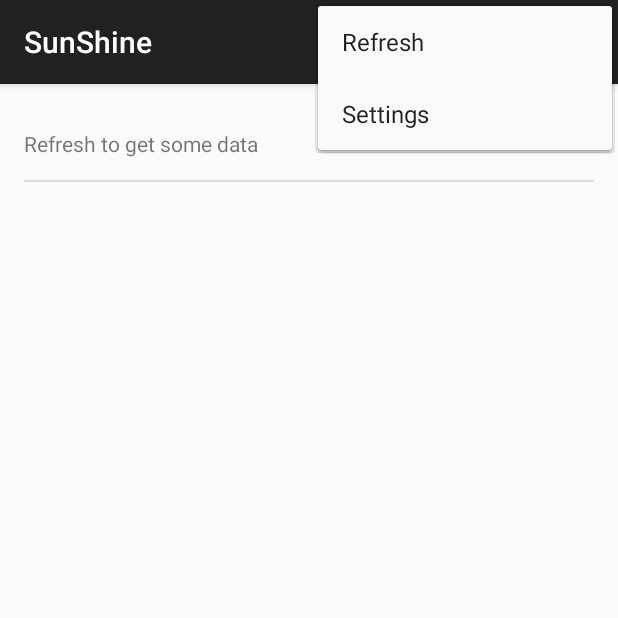
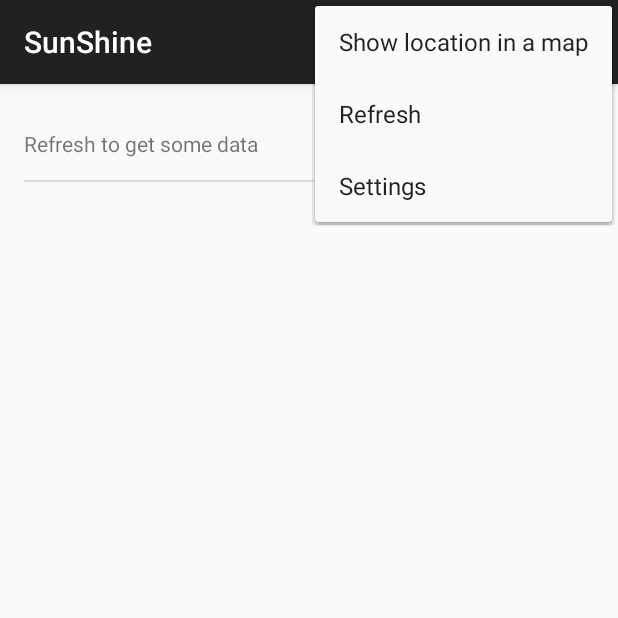
Before and after one commit to francesco086/SunShine, an Android app: the screen it shows after launch (MainActivity), with the options menu open, on a phone screen of 412 x 824 dp, the top half of it. Run offline under Robolectric (Android 15) with nearby library versions, the phone set to English and light mode, and no system bars.

Commit message:
Added preferences choices and show on the map

```diff
--- a/app/src/main/java/com/android/franceiji/sunshine/ForecastFragment.java
+++ b/app/src/main/java/com/android/franceiji/sunshine/ForecastFragment.java
@@ -3,9 +3,11 @@ package com.android.franceiji.sunshine;
 import android.app.FragmentManager;
 import android.content.Context;
 import android.content.Intent;
+import android.content.SharedPreferences;
 import android.net.Uri;
 import android.os.AsyncTask;
 import android.os.Bundle;
+import android.preference.PreferenceManager;
 import android.support.v4.app.Fragment;
 import android.text.format.Time;
 import android.util.Log;
@@ -60,6 +62,29 @@ public class ForecastFragment extends Fragment {
         inflater.inflate(R.menu.forecastfragment, menu);
     }
 
+    //Define a function for updating the weather list
+    private void updateWeather()
+    {
+        //Get data from internet
+        FetchWeatherTask fetch_weather = new FetchWeatherTask();
+        //Get the shared preferences
+        SharedPreferences prefs = PreferenceManager.getDefaultSharedPreferences(getActivity()) ;
+        //define the string containing the location
+        String location = prefs.getString(getString(R.string.pref_location_key), getString(R.string.pref_location_default)) ;
+        //Log.v("ForecastFragment", "Location: " + location  ) ;
+        fetch_weather.execute(location);
+
+        //Display a Toast telling the location selected
+        Toast.makeText(getActivity(), location, Toast.LENGTH_SHORT).show();
+    }
+
+    @Override
+    public void onStart()
+    {
+        super.onStart();
+        updateWeather();
+    }
+
     @Override
     public boolean onOptionsItemSelected(MenuItem item) {
         // Handle action bar item clicks here. The action bar will
@@ -69,10 +94,7 @@ public class ForecastFragment extends Fragment {
 
         //noinspection SimplifiableIfStatement
         if (id == R.id.action_refresh) {
-            //Get data from internet
-            FetchWeatherTask fetch_weather = new FetchWeatherTask();
-            fetch_weather.execute("38000,fr");
-
+            updateWeather();
             return true;
         }
 
@@ -272,8 +294,16 @@ public class ForecastFragment extends Fragment {
             // so that they can be closed in the finally block.
             HttpURLConnection urlConnection = null;
             BufferedReader reader = null;
+
+            //Format requested from openweatherapp
             String format = "json";
-            String units = "metric";
+
+            //Get the shared preferences
+            SharedPreferences prefs = PreferenceManager.getDefaultSharedPreferences(getActivity()) ;
+            //define the string containing the preferred units
+            String units = prefs.getString(getString(R.string.pref_units_key), getString(R.string.pref_units_default)) ;
+
+            //How many days
             int numDays = 7;
 
             // Will contain the raw JSON response as a string.
--- a/app/src/main/java/com/android/franceiji/sunshine/SettingsActivity.java
+++ b/app/src/main/java/com/android/franceiji/sunshine/SettingsActivity.java
@@ -21,11 +21,12 @@ public class SettingsActivity extends PreferenceActivity
     public void onCreate(Bundle savedInstanceState) {
         super.onCreate(savedInstanceState);
         // Add 'general' preferences, defined in the XML file
-        // TODO: Add preferences from XML
+        addPreferencesFromResource(R.xml.pref_general);
 
         // For all preferences, attach an OnPreferenceChangeListener so the UI summary can be
         // updated when the preference changes.
-        // TODO: Add preferences
+        bindPreferenceSummaryToValue(findPreference(getString(R.string.pref_location_key)));
+        bindPreferenceSummaryToValue(findPreference(getString(R.string.pref_units_key)));
     }
 
     /**
--- a/app/src/main/res/menu/menu_detail.xml
+++ b/app/src/main/res/menu/menu_detail.xml
@@ -2,6 +2,6 @@
     xmlns:app="http://schemas.android.com/apk/res-auto"
     xmlns:tools="http://schemas.android.com/tools"
     tools:context="com.android.franceiji.sunshine.DetailActivity">
-    <item android:id="@+id/action_settings" android:title="@string/action_settings"
+    <item android:id="@+id/action_settings" android:title="@string/settings_activity"
         android:orderInCategory="100" app:showAsAction="never" />
 </menu>
--- a/app/src/main/res/menu/menu_main.xml
+++ b/app/src/main/res/menu/menu_main.xml
@@ -2,6 +2,13 @@
     xmlns:app="http://schemas.android.com/apk/res-auto"
     xmlns:tools="http://schemas.android.com/tools" tools:context=".MainActivity">
 
-    <item android:id="@+id/action_settings" android:title="@string/action_settings"
-        android:orderInCategory="100" app:showAsAction="never" />
+    <item android:id="@+id/action_settings"
+        android:title="@string/settings_activity"
+        android:orderInCategory="100"
+        app:showAsAction="never" />
+
+    <item android:id="@+id/action_map"
+        android:title="@string/action_map"
+        app:showAsAction="never" />
+
 </menu>
--- a/app/src/main/res/values/strings.xml
+++ b/app/src/main/res/values/strings.xml
@@ -3,11 +3,25 @@
     <string name="app_name">SunShine</string>
     <string name="hello_world">Hello world!</string>
 
-    <string name="action_settings">Settings</string>
+    <!-- Settings' names -->
+    <string name="settings_activity">Settings</string>
+
+    <!-- Settings' names -->
+    <string name="action_map">Show location in a map</string>
+
+    <!-- Location's names -->
+    <string name="pref_location_label">Location</string>
+    <string name="pref_location_key">Location Key</string>
+    <string name="pref_location_default">Grenoble, FR</string>
+
+    <!-- Units's names -->
+    <string name="pref_units_label">Units</string>
+    <string name="pref_units_key">Units Key</string>
+    <string name="pref_units_default">Metric</string>
 
     <!-- Activities' names -->
     <string name="action_refresh">Refresh</string>
     <string name="title_activity_detail">DetailActivity</string>
-    <string name="settings_activity">Settings</string>
+
 
 </resources>
```
Also changed, not shown: app/src/main/java/com/android/franceiji/sunshine/MainActivity.java (+33 -0 lines), app/src/main/res/values/arrays.xml (added, +16 -0 lines), app/src/main/res/xml/pref_general.xml (added, +24 -0 lines), 2 other files.
